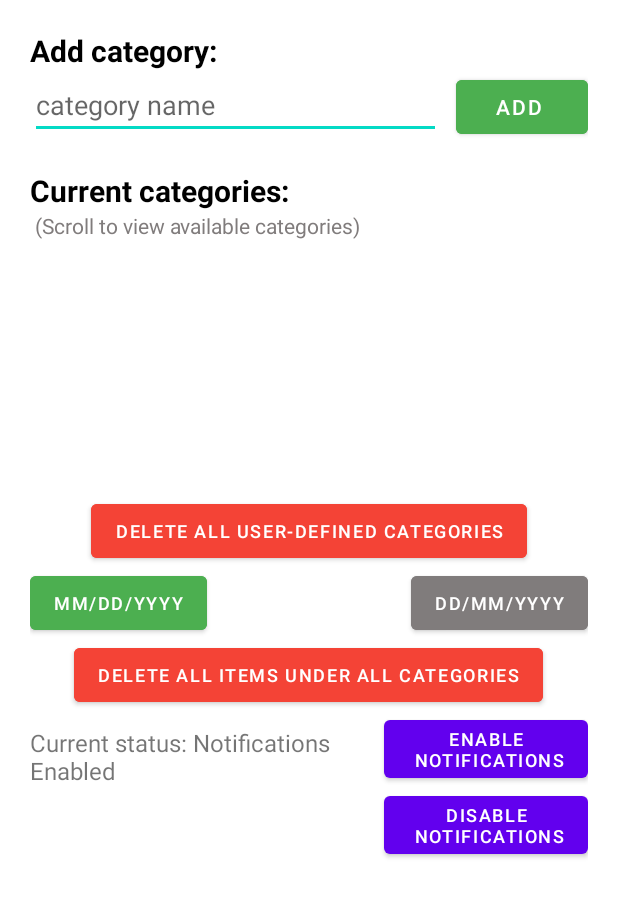
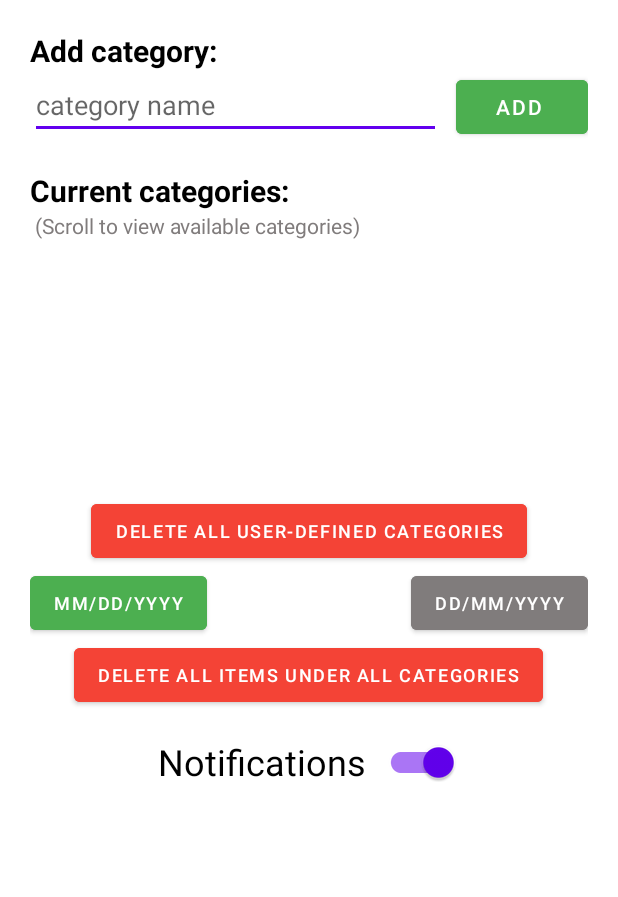
Before and after one commit to anish-sahoo/ExpiryDateReminder, an Android app: the layout settings_layout.xml on its own in the app's theme, with its tools: preview values and no code run, on a phone screen of 412 x 824 dp. Shown: the top 897 px of the screen. Run offline under Robolectric (Android 15) with nearby library versions, the phone set to English and light mode, and no system bars.

Commit message:
changed notification settings
now uses switch instead of two button

```diff
--- a/app/src/main/res/layout/settings_layout.xml
+++ b/app/src/main/res/layout/settings_layout.xml
@@ -1,7 +1,7 @@
-<RelativeLayout
-    xmlns:android="http://schemas.android.com/apk/res/android"
+<RelativeLayout xmlns:android="http://schemas.android.com/apk/res/android"
     android:layout_width="match_parent"
     android:layout_height="wrap_content"
+    xmlns:app="http://schemas.android.com/apk/res-auto"
     android:padding="20dp">
 
     <TextView
@@ -107,33 +107,16 @@
         android:layout_below="@id/add_category_button"
         android:text="Current categories:"/>
 
-    <Button
-        android:id="@+id/enableNotificationsButton"
+    <com.google.android.material.switchmaterial.SwitchMaterial
+        android:id="@+id/notifications_switch"
         android:layout_width="wrap_content"
         android:layout_height="wrap_content"
-        android:text="Enable\n Notifications"
-        android:layout_below="@id/remove_everything_button"
-        android:textSize="12sp"
-        android:layout_alignParentEnd="true"/>
-    <Button
-        android:id="@+id/disableNotificationsButton"
-        android:layout_width="wrap_content"
-        android:layout_height="wrap_content"
-        android:textSize="12sp"
-        android:text="Disable\n Notifications"
-        android:layout_alignParentEnd="true"
-        android:layout_below="@id/enableNotificationsButton"/>
-
-    <TextView
-        android:id="@+id/NotificationStatus"
-        android:layout_width="wrap_content"
-        android:layout_height="wrap_content"
-        android:layout_alignParentStart="true"
-        android:text="Current status: Notifications Enabled"
-        android:layout_toStartOf="@id/enableNotificationsButton"
-        android:layout_marginEnd="20dp"
         android:layout_marginTop="10dp"
-        android:textSize="16sp"
-        android:layout_below="@id/remove_everything_button"/>
+        android:text="Notifications "
+        app:switchMinWidth="56dp"
+        android:textSize="24sp"
+        android:checked="true"
+        android:layout_centerInParent="true"
+        android:layout_below="@id/remove_everything_button" />
 
 </RelativeLayout>
--- a/app/src/main/res/values/themes.xml
+++ b/app/src/main/res/values/themes.xml
@@ -12,5 +12,6 @@
         <!-- Status bar color. -->
         <item name="android:statusBarColor" tools:targetApi="l">?attr/colorPrimaryVariant</item>
         <!-- Customize your theme here. -->
+        <item name="colorAccent">@color/purple_500</item>
     </style>
 </resources>
```
Also changed, not shown: app/src/main/java/com/anish/expirydatereminder/SettingsDialogHandler.java (+19 -19 lines).
